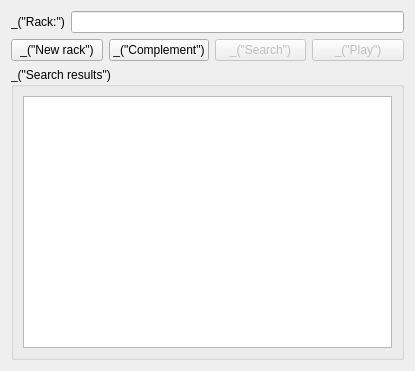
Qt form qt/ui/training_widget.ui (cjlano/eliot) before a commit.
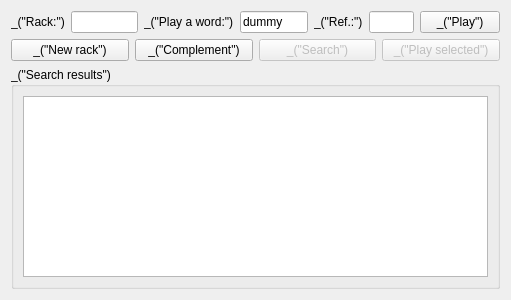
The same form after that commit.

Commit message: - Allow setting the coordinates of the played word by clicking on the board  - New PlayWordMediator class, to encapsulate the behaviour of the controls    used to play a word  - The Training mode now has input fields to play words directly, without    choosing them in the search results

Diff of the .ui file:
```diff
--- a/qt/ui/training_widget.ui
+++ b/qt/ui/training_widget.ui
@@ -5,14 +5,14 @@
    <rect>
     <x>0</x>
     <y>0</y>
-    <width>415</width>
-    <height>371</height>
+    <width>511</width>
+    <height>300</height>
    </rect>
   </property>
   <property name="windowTitle" >
    <string>Form</string>
   </property>
-  <layout class="QVBoxLayout" >
+  <layout class="QVBoxLayout" name="verticalLayout" >
    <item>
     <layout class="QHBoxLayout" >
      <item>
@@ -23,7 +23,81 @@
       </widget>
      </item>
      <item>
-      <widget class="QLineEdit" name="lineEditRack" />
+      <widget class="QLineEdit" name="lineEditRack" >
+       <property name="minimumSize" >
+        <size>
+         <width>60</width>
+         <height>0</height>
+        </size>
+       </property>
+      </widget>
+     </item>
+     <item>
+      <widget class="QLabel" name="label_2" >
+       <property name="text" >
+        <string>_("Play a word:")</string>
+       </property>
+      </widget>
+     </item>
+     <item>
+      <widget class="QLineEdit" name="lineEditPlay" >
+       <property name="minimumSize" >
+        <size>
+         <width>60</width>
+         <height>0</height>
+        </size>
+       </property>
+       <property name="toolTip" >
+        <string>_("Enter the word to play (case-insensitive).
+A joker from the rack must be written in parentheses.
+E.g.: w(o)rd or W(O)RD")</string>
+       </property>
+       <property name="statusTip" >
+        <string>_("Enter the word to play (case-insensitive). A joker from the rack must be written in parentheses. E.g.: w(o)rd or W(O)RD")</string>
+       </property>
+       <property name="text" >
+        <string>dummy</string>
+       </property>
+      </widget>
+     </item>
+     <item>
+      <widget class="QLabel" name="label_3" >
+       <property name="text" >
+        <string>_("Ref.:")</string>
+       </property>
+      </widget>
+     </item>
+     <item>
+      <widget class="QLineEdit" name="lineEditCoords" >
+       <property name="sizePolicy" >
+        <sizepolicy vsizetype="Fixed" hsizetype="Fixed" >
+         <horstretch>0</horstretch>
+         <verstretch>0</verstretch>
+        </sizepolicy>
+       </property>
+       <property name="maximumSize" >
+        <size>
+         <width>45</width>
+         <height>16777215</height>
+        </size>
+       </property>
+       <property name="toolTip" >
+        <string>_("Enter the coordinates of the word.
+Specify the row before the column for horizontal words,
+ and the column before the row for vertical words.
+E.g.: H4 or 4H")</string>
+       </property>
+       <property name="statusTip" >
+        <string>_("Enter the coordinates of the word. Specify the row before the column for horizontal words, and the column before the row for vertical words. E.g.: H4 or 4H")</string>
+       </property>
+      </widget>
+     </item>
+     <item>
+      <widget class="QPushButton" name="pushButtonPlay" >
+       <property name="text" >
+        <string>_("Play")</string>
+       </property>
+      </widget>
      </item>
     </layout>
    </item>
@@ -54,12 +128,12 @@
       </widget>
      </item>
      <item>
-      <widget class="QPushButton" name="pushButtonPlay" >
+      <widget class="QPushButton" name="pushButtonPlaySelected" >
        <property name="enabled" >
         <bool>false</bool>
        </property>
        <property name="text" >
-        <string>_("Play")</string>
+        <string>_("Play selected")</string>
        </property>
       </widget>
      </item>
```
Left out of the diff: 1 changed line with no effect on the pictures. The commit also changes 18 other files.
